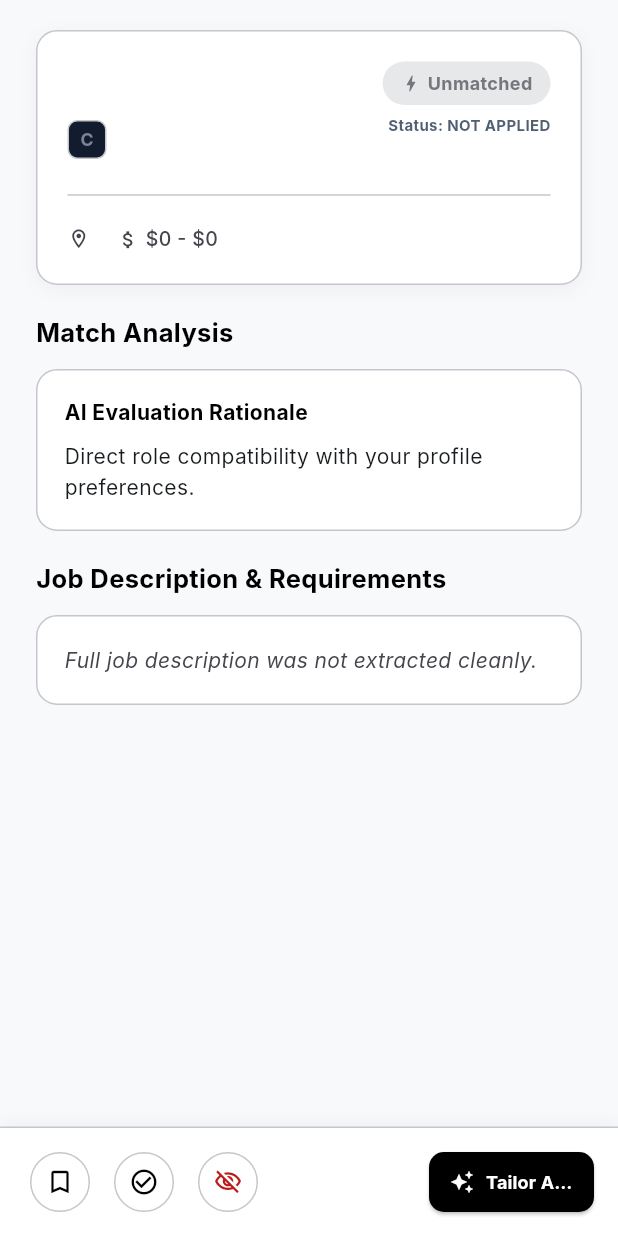
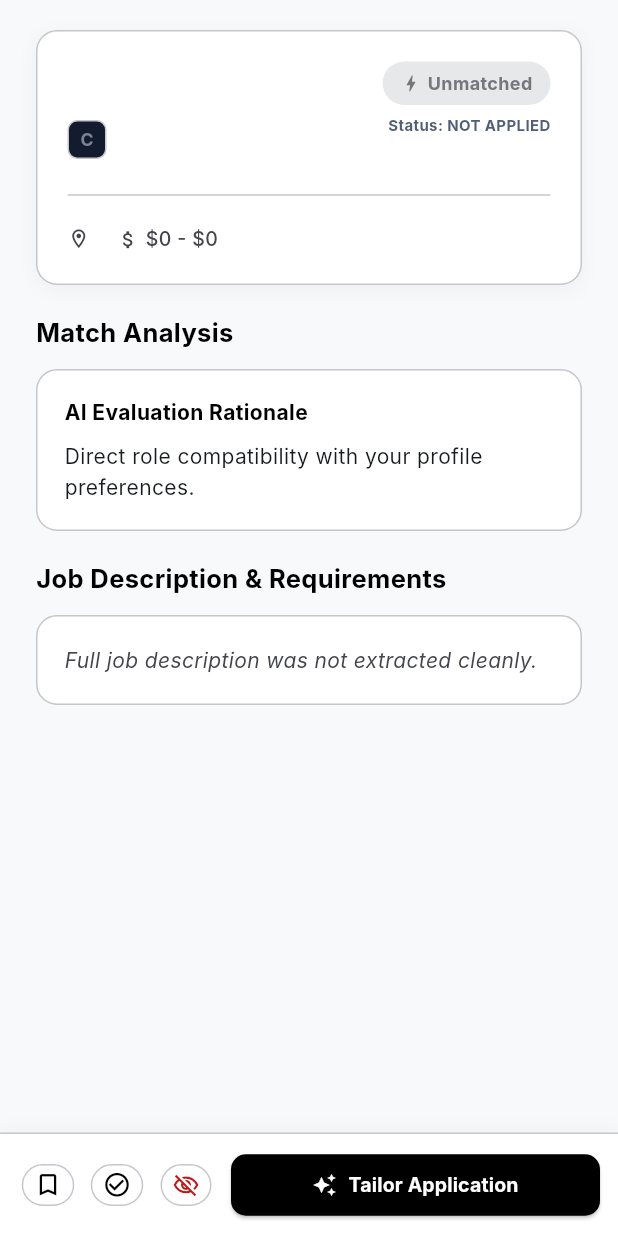
Before and after one commit to Dhruv1249/Job-cruiser, a Flutter app: the JobDetailPanel widget shown alone on an empty page, opened directly with empty values, on a phone screen of 412 x 824 dp. Run offline on Flutter 3.47's test engine with Material 3 defaults, Android fonts, the light colour scheme and no system bars; our stand-ins replace dio, file_picker, firebase_core, firebase_messaging, fl_chart, flutter_dotenv and 8 more; missing offline and left inert: syncfusion_flutter_pdf, syncfusion_flutter_pdfviewer; accounts and stored records are empty; network calls fail; Roboto replaces fonts that are missing (Inter).

Commit message:
fix: resolve scraper telemetry IST timezone offset and mobile Tailor button sizing
- backend/handlers/admin.go: query started_at and finished_at with AT TIME ZONE 'Asia/Kolkata' so Postgres explicitly attaches the +05:30 offset, preventing double-conversion in Flutter
- client/lib/widgets/job_detail_panel.dart: compact mobile action icons and make Tailor Application button Expanded so it never squishes or truncates on mobile screens

```diff
--- a/client/lib/widgets/job_detail_panel.dart
+++ b/client/lib/widgets/job_detail_panel.dart
@@ -654,7 +654,7 @@ class _JobDetailPanelState extends State<JobDetailPanel> {
     final isApplied = _currentStatus == 'applied';
 
     return Container(
-      padding: const EdgeInsets.symmetric(horizontal: 16, vertical: 12),
+      padding: const EdgeInsets.symmetric(horizontal: 12, vertical: 10),
       decoration: BoxDecoration(
         color: AppColors.surfaceContainerLowest,
         border: const Border(
@@ -771,73 +771,81 @@ class _JobDetailPanelState extends State<JobDetailPanel> {
                       ),
                     ] else ...[
                       IconButton.outlined(
+                        visualDensity: VisualDensity.compact,
                         onPressed: _isSaving
                             ? null
                             : () => _handleSaveStatus(isBookmarked ? 'unbookmarked' : 'bookmarked'),
                         icon: Icon(
                           isBookmarked ? Icons.bookmark : Icons.bookmark_border,
                           color: isBookmarked ? AppColors.matchGreen : AppColors.primary,
-                          size: 20,
+                          size: 19,
                         ),
                         style: IconButton.styleFrom(
+                          minimumSize: const Size(36, 36),
+                          padding: const EdgeInsets.all(8),
                           side: BorderSide(
                             color: isBookmarked ? AppColors.matchGreen : AppColors.outlineVariant,
                           ),
-                          padding: const EdgeInsets.all(10),
                         ),
                         tooltip: isBookmarked ? 'Saved' : 'Save Job',
                       ),
-                      const SizedBox(width: 8),
+                      const SizedBox(width: 6),
                       IconButton.outlined(
+                        visualDensity: VisualDensity.compact,
                         onPressed: _isSaving
                             ? null
                             : () => _handleSaveStatus(isApplied ? 'not_applied' : 'applied'),
                         icon: Icon(
                           isApplied ? Icons.check_circle : Icons.check_circle_outline,
                           color: isApplied ? AppColors.matchGreen : AppColors.primary,
-                          size: 20,
+                          size: 19,
                         ),
                         style: IconButton.styleFrom(
+                          minimumSize: const Size(36, 36),
+                          padding: const EdgeInsets.all(8),
                           side: BorderSide(
                             color: isApplied ? AppColors.matchGreen : AppColors.outlineVariant,
                           ),
-                          padding: const EdgeInsets.all(10),
                         ),
                         tooltip: isApplied ? 'Applied' : 'Mark as Applied',
                       ),
                       if (widget.job.url.isNotEmpty) ...[
-                        const SizedBox(width: 8),
+                        const SizedBox(width: 6),
                         IconButton.outlined(
+                          visualDensity: VisualDensity.compact,
                           onPressed: () => _openJobUrl(widget.job.url),
                           icon: const Icon(
                             Icons.open_in_new,
                             color: AppColors.primary,
-                            size: 19,
+                            size: 18,
                           ),
                           style: IconButton.styleFrom(
+                            minimumSize: const Size(36, 36),
+                            padding: const EdgeInsets.all(8),
                             side: const BorderSide(color: AppColors.outlineVariant),
-                            padding: const EdgeInsets.all(10),
                           ),
                           tooltip: 'Open ATS Job Listing',
                         ),
                       ],
-                      const SizedBox(width: 8),
+                      const SizedBox(width: 6),
                       IconButton.outlined(
+                        visualDensity: VisualDensity.compact,
                         onPressed: _handleDismissJob,
                         icon: const Icon(
                           Icons.visibility_off_outlined,
                           color: AppColors.error,
-                          size: 19,
+                          size: 18,
                         ),
                         style: IconButton.styleFrom(
+                          minimumSize: const Size(36, 36),
+                          padding: const EdgeInsets.all(8),
                           side: const BorderSide(color: AppColors.outlineVariant),
-                          padding: const EdgeInsets.all(10),
                         ),
                         tooltip: 'Hide Job',
                       ),
                     ],
+                    if (isWide) ...[
                       const Spacer(),
-                    if (isWide) ...[
                       Column(
                         crossAxisAlignment: CrossAxisAlignment.end,
                         mainAxisSize: MainAxisSize.min,
@@ -874,9 +882,8 @@ class _JobDetailPanelState extends State<JobDetailPanel> {
                         ],
                       ),
                     ] else ...[
-                      Flexible(
-                        child: ConstrainedBox(
-                          constraints: const BoxConstraints(minWidth: 140, maxWidth: 260),
+                      const SizedBox(width: 10),
+                      Expanded(
                         child: ElevatedButton.icon(
                           onPressed: _isTailoring ? null : _handleTailorApplication,
                           icon: _isTailoring
@@ -888,15 +895,15 @@ class _JobDetailPanelState extends State<JobDetailPanel> {
                               : const Icon(Icons.auto_awesome, size: 16, color: Colors.white),
                           label: Text(
                             _isTailoring ? 'Tailoring...' : 'Tailor Application',
-                              style: const TextStyle(fontWeight: FontWeight.w700, fontSize: 12),
+                            style: const TextStyle(fontWeight: FontWeight.w700, fontSize: 13),
                             overflow: TextOverflow.ellipsis,
+                            maxLines: 1,
                           ),
                           style: ElevatedButton.styleFrom(
                             backgroundColor: AppColors.primary,
                             foregroundColor: Colors.white,
-                              padding: const EdgeInsets.symmetric(vertical: 10, horizontal: 14),
+                            padding: const EdgeInsets.symmetric(vertical: 11, horizontal: 12),
                             shape: RoundedRectangleBorder(borderRadius: BorderRadius.circular(10)),
-                            ),
                           ),
                         ),
                       ),
```
Also changed, not shown: 1 other file. Lines whose indentation alone changed are shown as unchanged.
